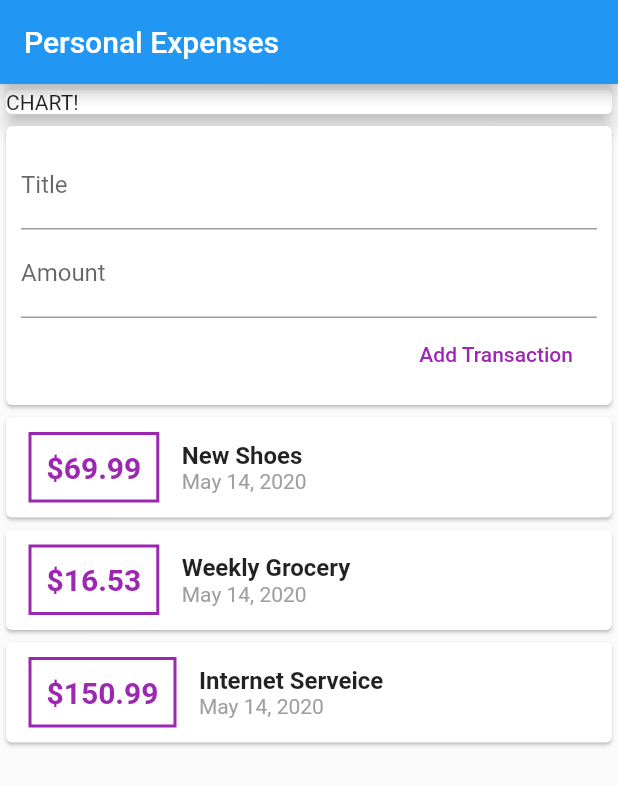
After one commit to ramsony1/personal_expenses, a Flutter app: the screen it shows after launch, on a phone screen of 412 x 824 dp. The commit adds this screen. Shown: the top 785 px of the screen. Run offline on Flutter 3.47's test engine with Material 2 defaults, Android fonts, the phone set to English and light mode, and no system bars.

Commit message:
setting up addTransaction to a statefull widget

```diff
--- /dev/null
+++ b/lib/widgets/new_transaction.dart
@@ -0,0 +1,47 @@
+import 'package:flutter/material.dart';
+
+class NewTransaction extends StatelessWidget {
+  final Function addTransaction;
+  final titleController = TextEditingController();
+  final amountController = TextEditingController();
+
+  NewTransaction(this.addTransaction);
+
+
+  @override
+  Widget build(BuildContext context) {
+    return Card(
+      child: Container(
+        padding: EdgeInsets.all(10),
+        child: Column(
+          crossAxisAlignment: CrossAxisAlignment.end,
+          children: <Widget>[
+            TextField(
+              decoration: InputDecoration(
+                labelText: 'Title',
+              ),
+              controller: titleController,
+//                      onChanged: (value) =>titleInput = value,
+            ),
+            TextField(
+              decoration: InputDecoration(
+                labelText: 'Amount',
+              ),
+              controller: amountController,
+//                      onChanged: (value) => amountInput = value,
+            ),
+            FlatButton(
+              child: Text(
+                'Add Transaction',
+              ),
+              textColor: Colors.purple,
+              onPressed: () {
+                addTransaction(titleController.text,double.parse(amountController.text));
+              },
+            )
+          ],
+        ),
+      ),
+    );
+  }
+}
--- /dev/null
+++ b/lib/widgets/transaction_list.com.dart
@@ -0,0 +1,64 @@
+
+import 'package:flutter/material.dart';
+import 'package:personalexpenses/models/transaction.dart';
+import 'package:intl/intl.dart';
+
+class TransactionList extends StatelessWidget {
+final List<Transaction> transactions;
+
+TransactionList(this.transactions);
+
+  @override
+  Widget build(BuildContext context) {
+    return Column(
+      children: transactions.map((tx) {
+        return Card(
+          child: Row(
+            children: <Widget>[
+              Container(
+                margin: EdgeInsets.symmetric(
+                  vertical: 10,
+                  horizontal: 15,
+                ),
+                decoration: BoxDecoration(
+                  border: Border.all(
+                    color: Colors.purple,
+                    width: 2,
+                  ),
+                ),
+                padding: EdgeInsets.all(10),
+                child: Text(
+                  '\$${tx.amount}',
+                  style: TextStyle(
+                    fontWeight: FontWeight.bold,
+                    fontSize: 20,
+                    color: Colors.purple,
+                  ),
+                ),
+              ),
+              Column(
+                crossAxisAlignment: CrossAxisAlignment.start,
+                children: <Widget>[
+                  Text(
+                    tx.title,
+                    style: TextStyle(
+                      fontWeight: FontWeight.bold,
+                      fontSize: 16,
+                    ),
+                  ),
+                  Text(
+                    DateFormat.yMMMd().format(tx.date),
+                    style: TextStyle(
+                      color: Colors.grey,
+                      fontSize: 14,
+                    ),
+                  ),
+                ],
+              )
+            ],
+          ),
+        );
+      }).toList(),
+    );
+  }
+}
--- /dev/null
+++ b/lib/widgets/user_transactions.dart
@@ -0,0 +1,55 @@
+import 'package:flutter/material.dart';
+import 'package:personalexpenses/models/transaction.dart';
+import 'package:personalexpenses/widgets/transaction_list.com.dart';
+
+import 'new_transaction.dart';
+
+class UserTransactions extends StatefulWidget {
+  @override
+  _UserTransactionsState createState() => _UserTransactionsState();
+}
+
+class _UserTransactionsState extends State<UserTransactions> {
+  final List<Transaction> _userTransactions = [
+    Transaction(
+      id: 't1',
+      title: 'New Shoes',
+      amount: 69.99,
+      date: DateTime.now(),
+    ),
+    Transaction(
+      id: 't2',
+      title: 'Weekly Grocery',
+      amount: 16.53,
+      date: DateTime.now(),
+    ),
+    Transaction(
+      id: 't3',
+      title: 'Internet Serveice',
+      amount: 150.99,
+      date: DateTime.now(),
+    ),
+  ];
+
+  void _addNewTransaction(String txTitle, double txAmount) {
+    final newTransaction = Transaction(
+      id: DateTime.now().toString(),
+      title: txTitle,
+      amount: txAmount,
+      date: DateTime.now(),
+    );
+    setState(() {
+      _userTransactions.add(newTransaction);
+    });
+  }
+
+  @override
+  Widget build(BuildContext context) {
+    return Column(
+      children: <Widget>[
+        NewTransaction(_addNewTransaction),
+        TransactionList(_userTransactions),
+      ],
+    );
+  }
+}
```
Also changed, not shown: lib/main.dart (+2 -110 lines), lib/models/transaction.dart (renamed from lib/transaction.dart).
